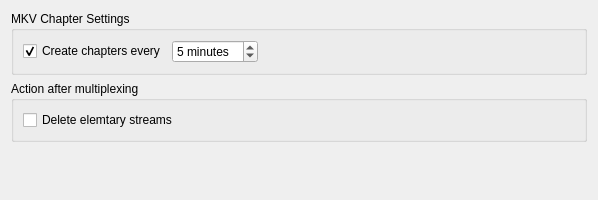
Old version of the form ui/ttcutsettingsmuxer.ui in the repository MINIXJR/TTCut-ng.
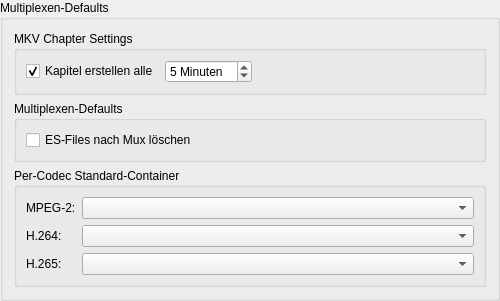
New version of the form.

Commit message: Settings-Dialog: 4-Tab → Sidebar mit 8 Kategorien

```diff
--- a/ui/ttcutsettingsmuxer.ui
+++ b/ui/ttcutsettingsmuxer.ui
@@ -1,16 +1,16 @@
 <ui version="4.0" >
  <class>TTCutSettingsMuxer</class>
- <widget class="QWidget" name="TTCutSettingsMuxer" >
-  <property name="geometry" >
+ <widget class="QGroupBox" name="TTCutSettingsMuxer">
+  <property name="geometry">
    <rect>
     <x>0</x>
     <y>0</y>
-    <width>598</width>
-    <height>200</height>
+    <width>500</width>
+    <height>280</height>
    </rect>
   </property>
-  <property name="windowTitle" >
-   <string>Form2</string>
+  <property name="title">
+   <string>Multiplexen-Defaults</string>
   </property>
   <layout class="QVBoxLayout" >
    <item>
@@ -20,9 +20,9 @@
      </property>
      <layout class="QHBoxLayout" >
       <item>
-       <widget class="QCheckBox" name="cbMkvCreateChapters" >
-        <property name="text" >
-         <string>Create chapters every</string>
+       <widget class="QCheckBox" name="cbMkvCreateChapters">
+        <property name="text">
+         <string>Kapitel erstellen alle</string>
         </property>
         <property name="checked" >
          <bool>true</bool>
@@ -40,8 +40,8 @@
         <property name="value" >
          <number>5</number>
         </property>
-        <property name="suffix" >
-         <string> minutes</string>
+        <property name="suffix">
+         <string> Minuten</string>
         </property>
        </widget>
       </item>
@@ -62,33 +62,69 @@
     </widget>
    </item>
    <item>
-    <widget class="QGroupBox" name="groupBox_2" >
-     <property name="title" >
-      <string>Action after multiplexing</string>
+    <widget class="QGroupBox" name="gbMuxDefaults">
+     <property name="title">
+      <string>Multiplexen-Defaults</string>
      </property>
-     <layout class="QGridLayout" >
-      <item row="1" column="0" >
-       <widget class="QCheckBox" name="cbDeleteES" >
-        <property name="text" >
-         <string>Delete elemtary streams</string>
+     <layout class="QFormLayout">
+      <item row="0" column="0" colspan="2">
+       <widget class="QCheckBox" name="cbDeleteES">
+        <property name="text">
+         <string>ES-Files nach Mux löschen</string>
         </property>
        </widget>
       </item>
      </layout>
     </widget>
    </item>
+   <item>
+    <widget class="QGroupBox" name="gbCodecMuxer">
+     <property name="title">
+      <string>Per-Codec Standard-Container</string>
+     </property>
+     <layout class="QFormLayout">
+      <item row="0" column="0">
+       <widget class="QLabel" name="laMpeg2Muxer">
+        <property name="text">
+         <string>MPEG-2:</string>
+        </property>
+       </widget>
+      </item>
+      <item row="0" column="1">
+       <widget class="QComboBox" name="cbMpeg2Muxer"/>
+      </item>
+      <item row="1" column="0">
+       <widget class="QLabel" name="laH264Muxer">
+        <property name="text">
+         <string>H.264:</string>
+        </property>
+       </widget>
+      </item>
+      <item row="1" column="1">
+       <widget class="QComboBox" name="cbH264Muxer"/>
+      </item>
+      <item row="2" column="0">
+       <widget class="QLabel" name="laH265Muxer">
+        <property name="text">
+         <string>H.265:</string>
+        </property>
+       </widget>
+      </item>
+      <item row="2" column="1">
+       <widget class="QComboBox" name="cbH265Muxer"/>
+      </item>
+     </layout>
+    </widget>
+   </item>
    <item>
     <spacer>
      <property name="orientation" >
       <enum>Qt::Vertical</enum>
      </property>
-     <property name="sizeType" >
-      <enum>QSizePolicy::Expanding</enum>
-     </property>
-     <property name="sizeHint" stdset="0" >
+     <property name="sizeHint" stdset="0">
       <size>
-       <width>574</width>
-       <height>100</height>
+       <width>20</width>
+       <height>40</height>
       </size>
      </property>
     </spacer>
```
Left out of the diff: 31 changed lines with no effect on the pictures. The commit also changes 37 other files.
